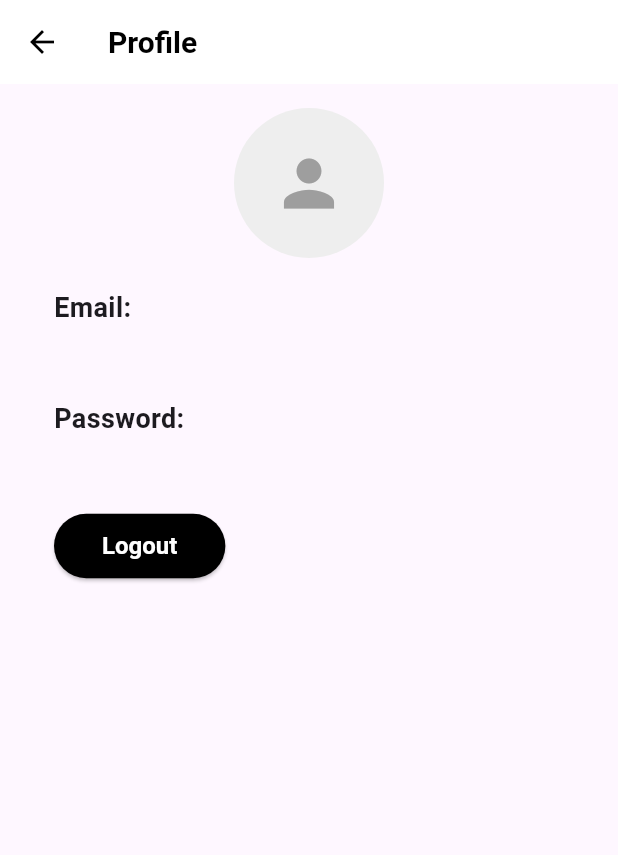
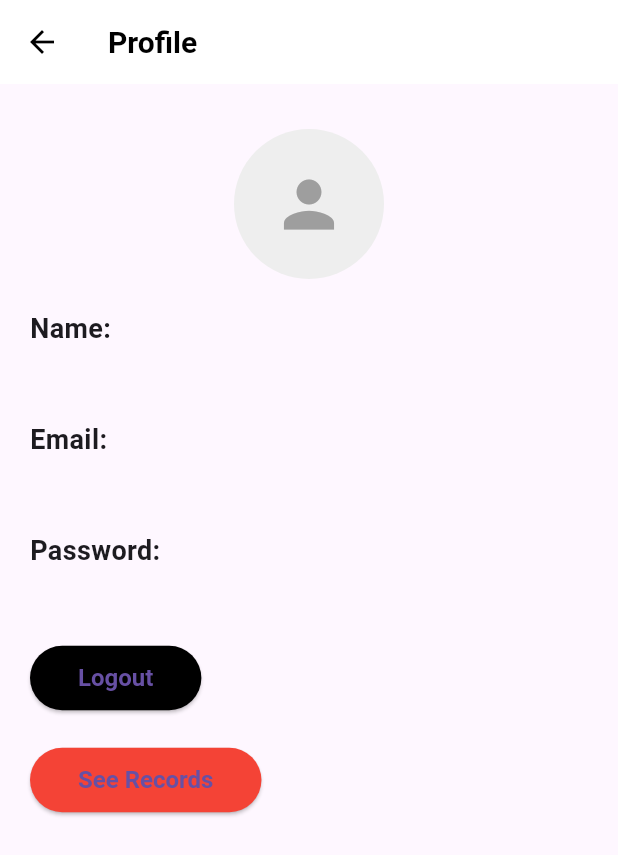
Before and after one commit to yassinelsawy/week_3, a Flutter app: the Profile screen opened directly with empty values, on a phone screen of 412 x 824 dp. Shown: the top 855 px of the screen. Run offline on Flutter 3.47's test engine with Material 3 defaults, Android fonts, the phone set to English and light mode, and no system bars; our stand-ins replace csc_picker, get, image_picker, sqflite; missing offline and left inert: fontresoft; accounts and stored records are empty.

Commit message:
DataBase records feature

```diff
--- a/lib/main.dart
+++ b/lib/main.dart
@@ -1,5 +1,6 @@
 import 'package:flutter/material.dart';
 import 'package:week_3/signin.dart';
+import 'package:get/get.dart';
 
 void main() {
   runApp(const MyApp());
@@ -11,7 +12,7 @@ class MyApp extends StatelessWidget {
   // This widget is the root of your application.
   @override
   Widget build(BuildContext context) {
-    return const MaterialApp(
+    return const GetMaterialApp(
       debugShowCheckedModeBanner: false,
       home: Signin(),
     );
--- a/lib/profile.dart
+++ b/lib/profile.dart
@@ -1,10 +1,14 @@
 import 'package:flutter/material.dart';
+import 'package:get/get.dart';
+import 'package:week_3/DB/DBcheckerScreen.dart';
+import 'package:week_3/signin.dart';
 
 class Profile extends StatelessWidget {
+  final String name;
   final String email;
   final String password;
 
-  Profile({required this.email, required this.password});
+  const Profile({super.key, required this.name, required this.email, required this.password});
 
   @override
   Widget build(BuildContext context) {
@@ -22,9 +26,7 @@ class Profile extends StatelessWidget {
         iconTheme: const IconThemeData(color: Colors.black),
       ),
       body: Padding(
-        padding: const EdgeInsets.all(16.0),
-        child: Padding(
-          padding: const EdgeInsets.only(left: 20, right: 20),
+        padding: const EdgeInsets.only(left: 20, right: 20, top: 30),
         child: Column(
           crossAxisAlignment: CrossAxisAlignment.start,
           children: [
@@ -37,6 +39,22 @@ class Profile extends StatelessWidget {
                   size: 50,
                   color: Colors.grey,
                 ),
+              ),
+            ),
+            const SizedBox(height: 20),
+            const Text(
+              'Name:',
+              style: TextStyle(
+                fontSize: 18,
+                fontWeight: FontWeight.bold,
+              ),
+            ),
+            const SizedBox(height: 5),
+            Text(
+              name,
+              style: const TextStyle(
+                fontSize: 16,
+                color: Colors.black54,
               ),
             ),
             const SizedBox(height: 20),
@@ -74,20 +92,36 @@ class Profile extends StatelessWidget {
             const SizedBox(height: 20),
             ElevatedButton(
               onPressed: () {
-                  Navigator.pop(context);
+                Get.to(const Signin());
               },
+              child: const Text('Logout'),
               style: ElevatedButton.styleFrom(
                 backgroundColor: Colors.black,
+                //primary: Colors.white,
                 padding: const EdgeInsets.symmetric(horizontal: 32, vertical: 12),
                 textStyle: const TextStyle(
                   fontSize: 16,
                   fontWeight: FontWeight.bold,
                 ),
               ),
-                child: const Text('Logout', style: TextStyle(color: Colors.white)),
+            ),
+            const SizedBox(height: 20),
+            ElevatedButton(
+              onPressed: () {
+                Get.to(() => const DBcheckerScreen());
+
+              },
+              child: const Text('See Records'),
+              style: ElevatedButton.styleFrom(
+                backgroundColor: Colors.red,
+                padding: const EdgeInsets.symmetric(horizontal: 32, vertical: 12),
+                textStyle: const TextStyle(
+                  fontSize: 16,
+                  fontWeight: FontWeight.bold,
+                ),
+              ),
             ),
           ],
-          ),
         ),
       ),
     );
--- a/pubspec.yaml
+++ b/pubspec.yaml
@@ -38,6 +38,9 @@ dependencies:
   fontresoft: ^0.0.5
   image_picker: ^1.1.2
   csc_picker: ^0.2.7
+  sqflite: ^2.4.0
+  path: ^1.8.0
+  get: ^4.6.6
 
 dev_dependencies:
   flutter_test:
```
Also changed, not shown: lib/DB/DBcheckerScreen.dart (added, +93 -0 lines), lib/DB/sq.dart (added, +53 -0 lines), lib/signin.dart (+8 -8 lines), lib/singup.dart (+27 -20 lines), pubspec.lock, 1 other file. Lines whose indentation alone changed are shown as unchanged.
